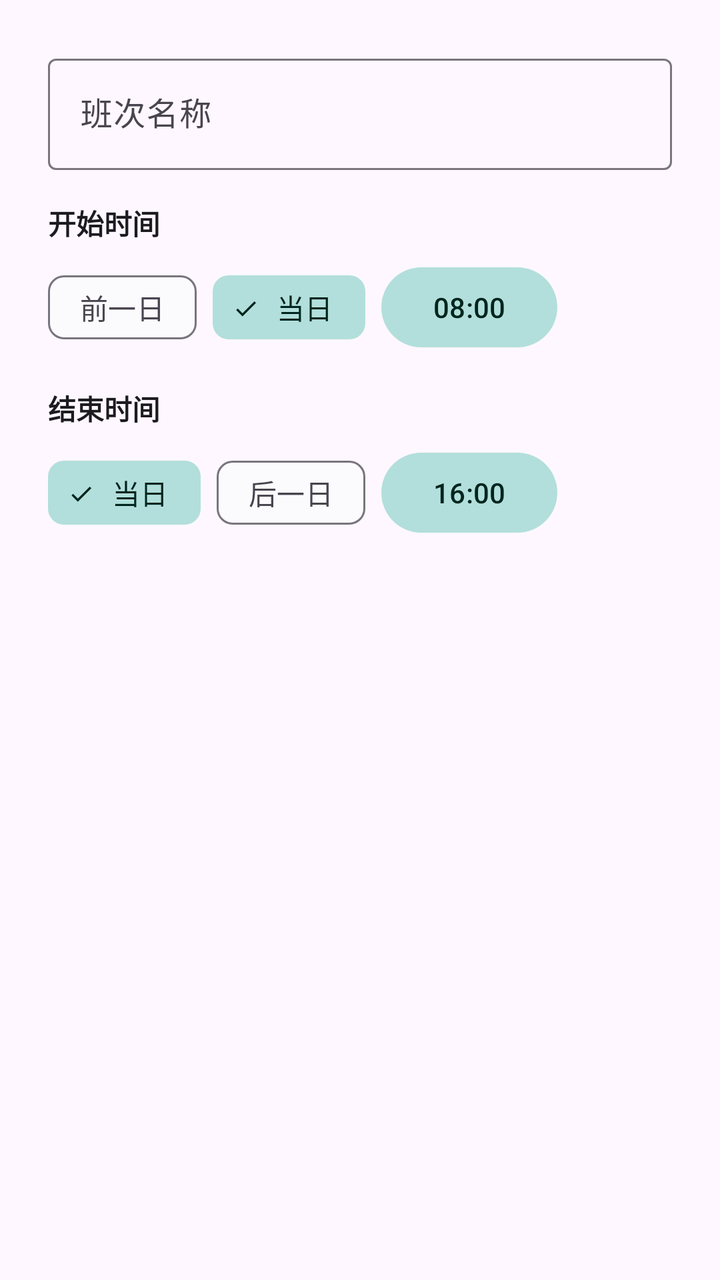
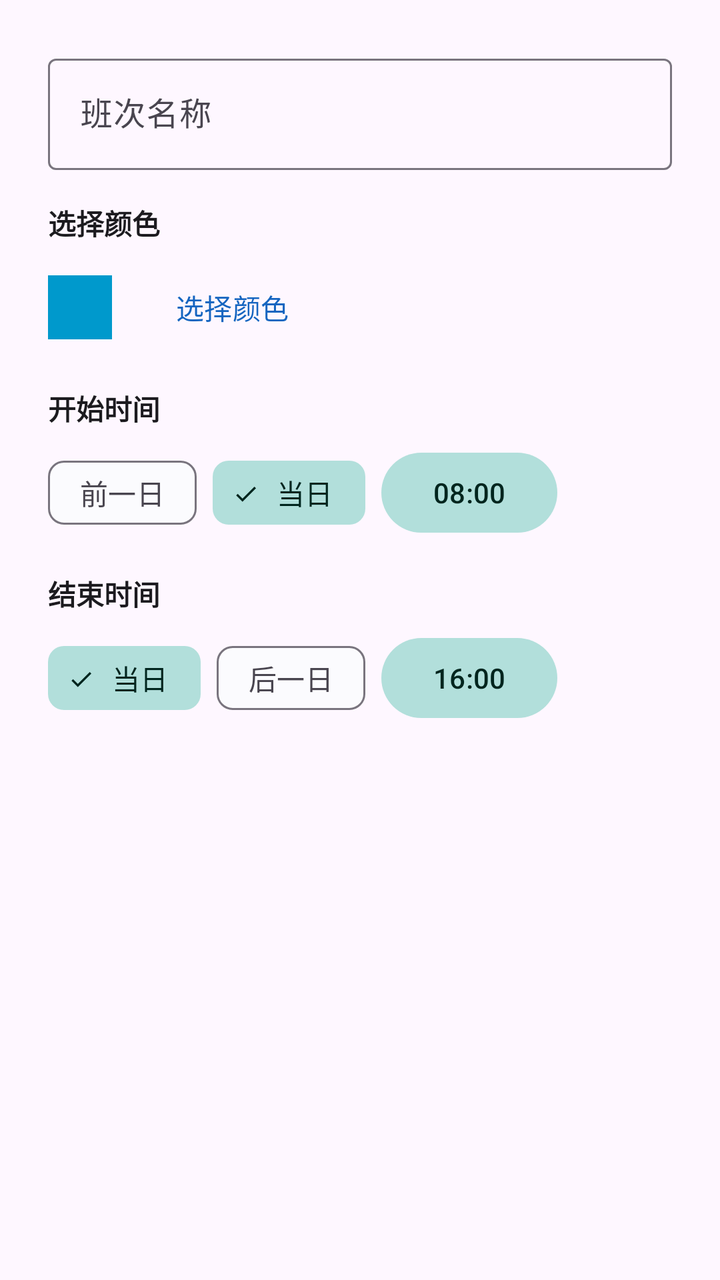

An Android layout rendered at two revisions. The XML below is the earlier revision; the diff shows what the commit changed to produce the second picture.
<!-- AndroidManifest.xml: application theme Theme.ShiftAssistant -->
<!-- res/layout/dialog_edit_shift_type.xml -->
<?xml version="1.0" encoding="utf-8"?>
<LinearLayout xmlns:android="http://schemas.android.com/apk/res/android"
    xmlns:app="http://schemas.android.com/apk/res-auto"
    android:layout_width="match_parent"
    android:layout_height="wrap_content"
    android:orientation="vertical"
    android:padding="24dp">

    
    <com.google.android.material.textfield.TextInputLayout
        android:layout_width="match_parent"
        android:layout_height="wrap_content"
        android:hint="@string/shift_name"
        style="@style/Widget.Material3.TextInputLayout.OutlinedBox">

        <com.google.android.material.textfield.TextInputEditText
            android:id="@+id/et_name"
            android:layout_width="match_parent"
            android:layout_height="wrap_content"
            android:inputType="text"
            android:maxLines="1" />

    </com.google.android.material.textfield.TextInputLayout>

    
    <TextView
        android:layout_width="wrap_content"
        android:layout_height="wrap_content"
        android:text="@string/start_time"
        android:textSize="14sp"
        android:textStyle="bold"
        android:textColor="?attr/colorOnSurface"
        android:layout_marginTop="16dp" />

    <LinearLayout
        android:layout_width="match_parent"
        android:layout_height="wrap_content"
        android:orientation="horizontal"
        android:gravity="center_vertical"
        android:layout_marginTop="8dp">

        <com.google.android.material.chip.ChipGroup
            android:id="@+id/chip_group_start"
            android:layout_width="wrap_content"
            android:layout_height="wrap_content"
            app:singleSelection="true"
            app:selectionRequired="true">

            <com.google.android.material.chip.Chip
                android:id="@+id/chip_start_prev"
                style="@style/Widget.Material3.Chip.Filter"
                android:layout_width="wrap_content"
                android:layout_height="wrap_content"
                android:text="@string/previous_day" />

            <com.google.android.material.chip.Chip
                android:id="@+id/chip_start_current"
                style="@style/Widget.Material3.Chip.Filter"
                android:layout_width="wrap_content"
                android:layout_height="wrap_content"
                android:text="@string/current_day"
                android:checked="true" />

        </com.google.android.material.chip.ChipGroup>

        <com.google.android.material.button.MaterialButton
            android:id="@+id/btn_start_time"
            style="@style/Widget.Material3.Button.TonalButton"
            android:layout_width="wrap_content"
            android:layout_height="wrap_content"
            android:text="08:00"
            android:layout_marginStart="8dp" />

    </LinearLayout>

    
    <TextView
        android:layout_width="wrap_content"
        android:layout_height="wrap_content"
        android:text="@string/end_time"
        android:textSize="14sp"
        android:textStyle="bold"
        android:textColor="?attr/colorOnSurface"
        android:layout_marginTop="16dp" />

    <LinearLayout
        android:layout_width="match_parent"
        android:layout_height="wrap_content"
        android:orientation="horizontal"
        android:gravity="center_vertical"
        android:layout_marginTop="8dp">

        <com.google.android.material.chip.ChipGroup
            android:id="@+id/chip_group_end"
            android:layout_width="wrap_content"
            android:layout_height="wrap_content"
            app:singleSelection="true"
            app:selectionRequired="true">

            <com.google.android.material.chip.Chip
                android:id="@+id/chip_end_current"
                style="@style/Widget.Material3.Chip.Filter"
                android:layout_width="wrap_content"
                android:layout_height="wrap_content"
                android:text="@string/current_day"
                android:checked="true" />

            <com.google.android.material.chip.Chip
                android:id="@+id/chip_end_next"
                style="@style/Widget.Material3.Chip.Filter"
                android:layout_width="wrap_content"
                android:layout_height="wrap_content"
                android:text="@string/next_day" />

        </com.google.android.material.chip.ChipGroup>

        <com.google.android.material.button.MaterialButton
            android:id="@+id/btn_end_time"
            style="@style/Widget.Material3.Button.TonalButton"
            android:layout_width="wrap_content"
            android:layout_height="wrap_content"
            android:text="16:00"
            android:layout_marginStart="8dp" />

    </LinearLayout>

    
    <TextView
        android:id="@+id/tv_cross_day_note"
        android:layout_width="match_parent"
        android:layout_height="wrap_content"
        android:textSize="12sp"
        android:textColor="?attr/colorPrimary"
        android:layout_marginTop="12dp"
        android:visibility="gone" />

</LinearLayout>
<!-- resources referenced by this layout -->
<resources>
  <string name="current_day">当日</string>
  <string name="end_time">结束时间</string>
  <string name="next_day">后一日</string>
  <string name="previous_day">前一日</string>
  <string name="shift_name">班次名称</string>
  <string name="start_time">开始时间</string>
  <style name="Theme.ShiftAssistant" parent="Theme.Material3.DayNight.NoActionBar">
          <item name="colorPrimary">@color/primary</item>
          <item name="colorOnPrimary">@color/on_primary</item>
          <item name="colorPrimaryContainer">@color/primary_container</item>
          <item name="colorOnPrimaryContainer">@color/on_primary_container</item>
          <item name="colorSecondary">@color/secondary</item>
          <item name="colorOnSecondary">@color/on_secondary</item>
          <item name="colorSecondaryContainer">@color/secondary_container</item>
          <item name="colorOnSecondaryContainer">@color/on_secondary_container</item>
          <item name="colorSurface">@color/surface</item>
          <item name="colorOnSurface">@color/on_surface</item>
          <item name="colorSurfaceVariant">@color/surface_variant</item>
          <item name="colorOnSurfaceVariant">@color/on_surface_variant</item>
          <item name="colorOutline">@color/outline</item>
  
          
          <item name="android:statusBarColor">@android:color/transparent</item>
          <item name="android:windowLightStatusBar">true</item>
          <item name="android:navigationBarColor">?attr/colorSurface</item>
          <item name="android:windowLightNavigationBar">true</item>
      </style>
  <color name="primary">#FF1565C0</color>
  <color name="on_primary">#FFFFFFFF</color>
  <color name="primary_container">#FFD1E4FF</color>
  <color name="on_primary_container">#FF001D36</color>
  <color name="secondary">#FF00897B</color>
  <color name="on_secondary">#FFFFFFFF</color>
  <color name="secondary_container">#FFB2DFDB</color>
  <color name="on_secondary_container">#FF00251E</color>
  <color name="surface">#FFFBFBFE</color>
  <color name="on_surface">#FF1C1B1F</color>
  <color name="surface_variant">#FFE7E0EC</color>
  <color name="on_surface_variant">#FF49454F</color>
  <color name="outline">#FF79747E</color>
</resources>

<!-- the commit's change to res/layout/dialog_edit_shift_type.xml (unified diff, before → after) -->
@@ -21,6 +21,38 @@
             android:maxLines="1" />
 
     </com.google.android.material.textfield.TextInputLayout>
+
+    
+    <TextView
+        android:layout_width="wrap_content"
+        android:layout_height="wrap_content"
+        android:text="@string/select_color"
+        android:textSize="14sp"
+        android:textStyle="bold"
+        android:textColor="?attr/colorOnSurface"
+        android:layout_marginTop="16dp" />
+
+    <LinearLayout
+        android:layout_width="match_parent"
+        android:layout_height="wrap_content"
+        android:orientation="horizontal"
+        android:gravity="center_vertical"
+        android:layout_marginTop="8dp">
+
+        <View
+            android:id="@+id/color_preview"
+            android:layout_width="32dp"
+            android:layout_height="32dp"
+            android:background="@android:color/holo_blue_dark" />
+
+        <com.google.android.material.button.MaterialButton
+            android:id="@+id/btn_pick_color"
+            style="@style/Widget.Material3.Button.TextButton"
+            android:layout_width="wrap_content"
+            android:layout_height="wrap_content"
+            android:text="@string/select_color"
+            android:layout_marginStart="16dp" />
+    </LinearLayout>
 
     
     <TextView
<!-- resource entries referenced after the edit -->
@@ -4,6 +4,7 @@
   <string name="end_time">结束时间</string>
   <string name="next_day">后一日</string>
   <string name="previous_day">前一日</string>
+  <string name="select_color">选择颜色</string>
   <string name="shift_name">班次名称</string>
   <string name="start_time">开始时间</string>
   <style name="Theme.ShiftAssistant" parent="Theme.Material3.DayNight.NoActionBar">
